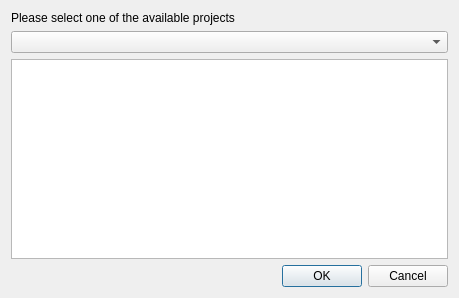
Qt form ui/ui_download_layer.ui (gem/oq-irmt-qgis) before a commit.
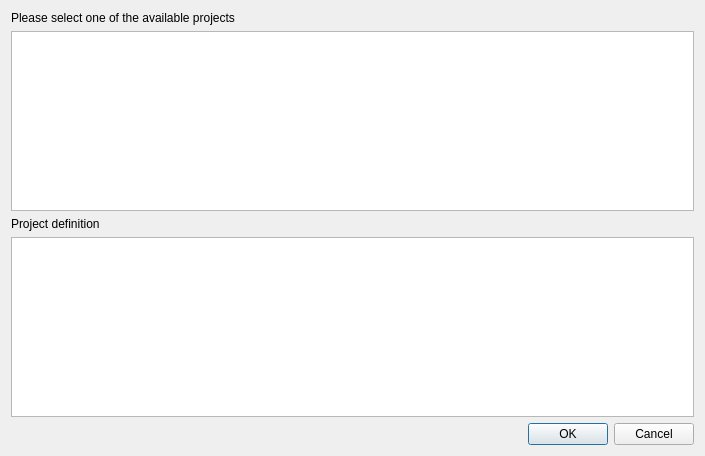
The same form after that commit.

Commit message: Use QListWidget instead of QCombobox to list the available layers on the OQ-Platform

The edit to the form file:
```diff
--- a/ui/ui_download_layer.ui
+++ b/ui/ui_download_layer.ui
@@ -6,8 +6,8 @@
    <rect>
     <x>0</x>
     <y>0</y>
-    <width>459</width>
-    <height>298</height>
+    <width>705</width>
+    <height>456</height>
    </rect>
   </property>
   <property name="windowTitle">
@@ -17,7 +17,7 @@
    <bool>true</bool>
   </property>
   <layout class="QGridLayout" name="gridLayout">
-   <item row="3" column="0">
+   <item row="4" column="0">
     <widget class="QDialogButtonBox" name="buttonBox">
      <property name="orientation">
       <enum>Qt::Horizontal</enum>
@@ -35,9 +35,9 @@
     </widget>
    </item>
    <item row="1" column="0">
-    <widget class="QComboBox" name="layers_cbx"/>
+    <widget class="QListWidget" name="layers_lst"/>
    </item>
-   <item row="2" column="0">
+   <item row="3" column="0">
     <widget class="QTextEdit" name="layer_detail">
      <property name="readOnly">
       <bool>true</bool>
@@ -51,6 +51,13 @@
      </property>
     </widget>
    </item>
+   <item row="2" column="0">
+    <widget class="QLabel" name="layer_lbl">
+     <property name="text">
+      <string>Project definition</string>
+     </property>
+    </widget>
+   </item>
   </layout>
  </widget>
  <resources/>
```
The commit also changes 2 other files.
